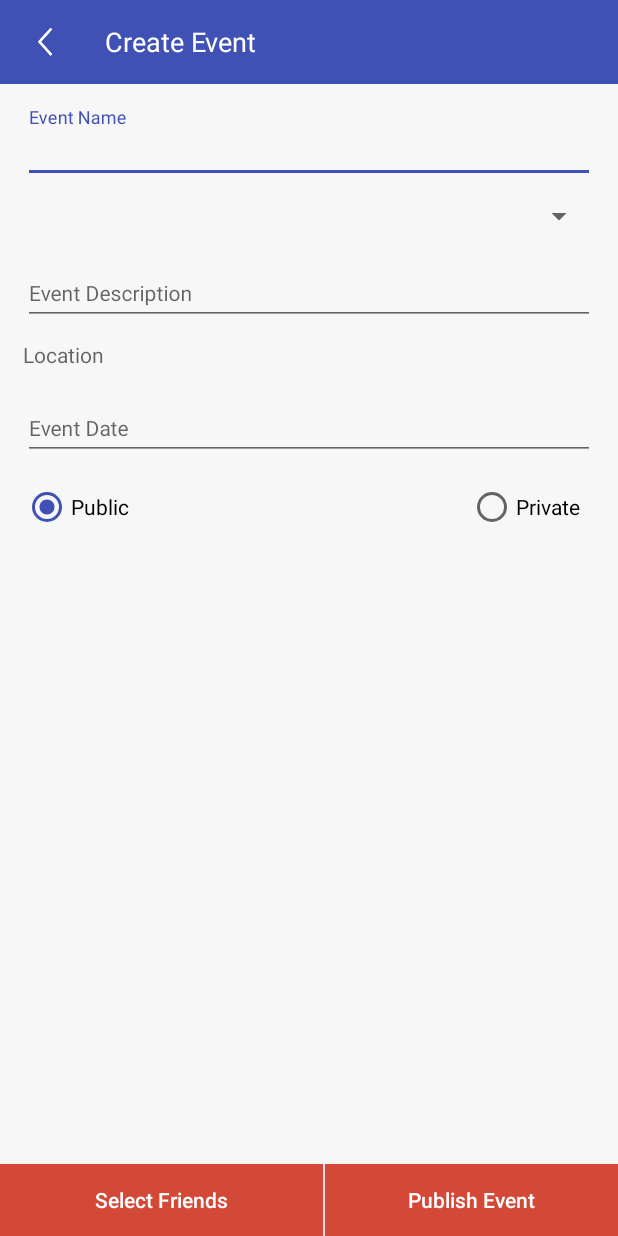
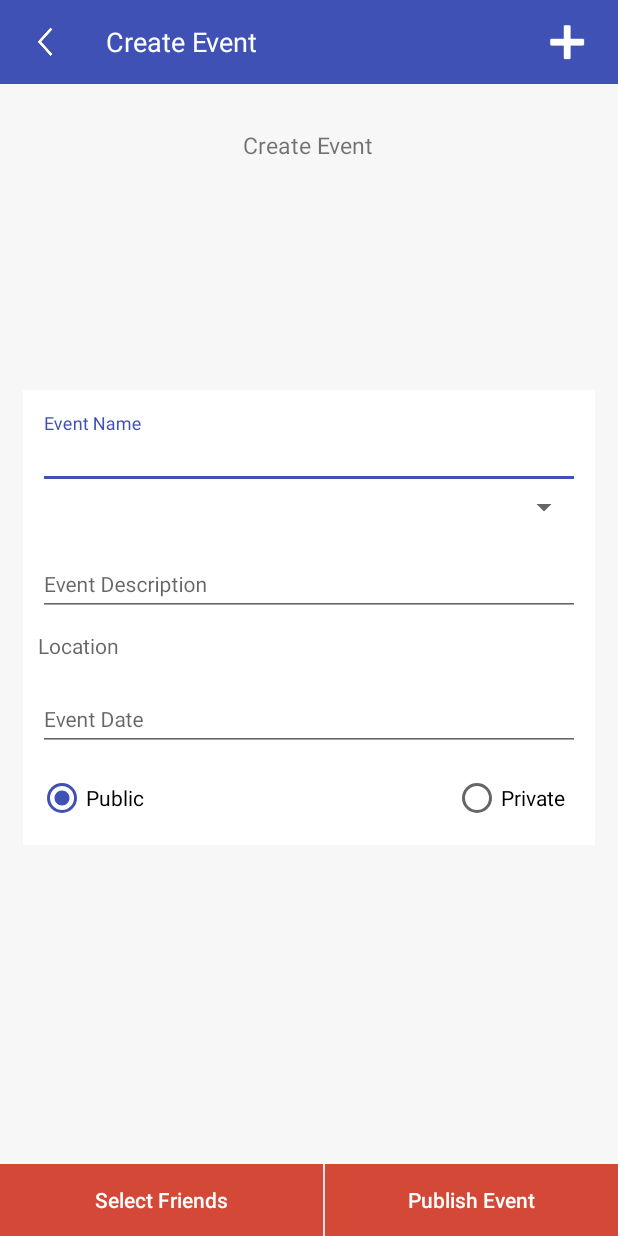
Before and after one commit to SnaphyClients/MapsTrack, an Android app: the layout fragment_create_event.xml on its own in the app's theme, with its tools: preview values and no code run, on a phone screen of 412 x 824 dp. Run offline under Robolectric (Android 15) with nearby library versions, the phone set to English and light mode, and no system bars; plain views replace MaterialSpinner, PlacesAutocompleteTextView.

Commit message:
"Create Event has been designed"

```diff
--- a/app/build.gradle
+++ b/app/build.gradle
@@ -52,4 +52,5 @@ dependencies {
     compile 'com.seatgeek:placesautocomplete:0.1-SNAPSHOT'
     compile 'com.google.code.gson:gson:2.3.1'
     compile 'com.google.android.gms:play-services:8.3.0'
+
 }
--- a/app/src/main/res/layout/fragment_create_event.xml
+++ b/app/src/main/res/layout/fragment_create_event.xml
@@ -1,12 +1,18 @@
-<RelativeLayout
+<ScrollView
     xmlns:android="http://schemas.android.com/apk/res/android"
     xmlns:tools="http://schemas.android.com/tools"
     xmlns:app="http://schemas.android.com/apk/res-auto"
+    tools:context="com.snaphy.mapstrack.Fragment.CreateEventFragment"
     android:layout_width="match_parent"
     android:layout_height="match_parent"
     android:background="@color/background"
-    tools:context="com.snaphy.mapstrack.Fragment.CreateEventFragment"
-    android:clickable="true">
+    android:clickable="true"
+    android:fillViewport="true">
+
+<RelativeLayout
+    android:layout_width="match_parent"
+    android:layout_height="match_parent"
+    android:id="@+id/container_recipe_page">
 
     <android.support.v7.widget.Toolbar
         xmlns:android="http://schemas.android.com/apk/res/android"
@@ -16,29 +22,61 @@
         android:layout_height="wrap_content"
         android:background="?attr/colorPrimary"
         android:elevation="0dp"
+        android:gravity="top"
         app:theme="@style/ThemeOverlay.AppCompat.Dark.ActionBar"
-        app:popupTheme="@style/ThemeOverlay.AppCompat.Light">
+        app:popupTheme="@style/ThemeOverlay.AppCompat.Light"
+        app:layout_behavior="@string/appbar_scrolling_view_behavior">
+
+        <RelativeLayout
+            android:layout_width="match_parent"
+            android:layout_height="wrap_content">
 
 
         <ImageButton
             android:paddingRight="4dp"
             android:id="@+id/fragment_create_event_imagebutton1"
             android:layout_width="wrap_content"
-            android:layout_height="match_parent"
+            android:layout_height="wrap_content"
             android:src="@mipmap/back_arrow"
-            android:background="@drawable/ripple_button" />
+            android:background="@drawable/ripple_button"
+            android:layout_centerVertical="true"/>
         <!-- </RelativeLayout>-->
 
         <TextView
             android:padding="2dp"
             android:layout_width="wrap_content"
-            android:layout_height="match_parent"
+            android:layout_height="wrap_content"
             android:id="@+id/fragment_create_event_textview0"
             android:textSize="18sp"
             android:textColor="@color/white"
-            android:text="@string/fragment_create_event_textview0" />
+            android:text="@string/fragment_create_event_textview0"
+            android:layout_toRightOf="@id/fragment_create_event_imagebutton1"
+            android:gravity="center"
+            android:layout_centerVertical="true"/>
+
+        <ImageButton
+            android:id="@+id/fragment_create_event_imagebutton2"
+            android:layout_width="wrap_content"
+            android:layout_height="wrap_content"
+            android:src="@mipmap/add"
+            android:background="@drawable/ripple_button"
+            android:layout_alignParentRight="true"
+            android:layout_marginRight="10dp"/>
+
+        </RelativeLayout>
 
     </android.support.v7.widget.Toolbar>
+
+    <TextView
+        android:layout_width="wrap_content"
+        android:layout_height="wrap_content"
+        android:text="@string/fragment_create_event_textview0"
+        android:layout_below="@id/toolbar"
+        android:layout_centerHorizontal="true"
+        android:layout_marginTop="30dp"
+        android:layout_marginBottom="10dp"
+        android:textSize="15sp"/>
+
 
             <RelativeLayout
                 android:layout_width="match_parent"
@@ -46,13 +84,17 @@
                 android:layout_marginLeft="15dp"
                 android:layout_marginRight="15dp"
                 android:layout_marginTop="15dp"
+                android:background="@color/white"
                 android:id="@+id/fragment_create_event_relative_layout1"
-        android:layout_below="@+id/toolbar">
+                android:layout_centerVertical="true">
 
                 <android.support.design.widget.TextInputLayout
                     android:layout_width="match_parent"
                     android:layout_height="wrap_content"
-            android:id="@+id/fragment_create_event_textInputLayout1">
+                    android:id="@+id/fragment_create_event_textInputLayout1"
+                    android:layout_marginRight="10dp"
+                    android:layout_marginLeft="10dp"
+                    android:paddingTop="15dp">
 
                     <EditText
                         android:id="@+id/fragment_create_event_edittext1"
@@ -69,20 +111,23 @@
                     android:layout_width="fill_parent"
                     android:layout_height="wrap_content"
                     android:layout_below="@+id/fragment_create_event_textInputLayout1"
-            android:layout_marginTop="10dp"
                     app:ms_arrowColor="@color/colorPrimary"
                     app:ms_arrowSize="13dp"
-            app:ms_floatingLabelColor="@color/colorPrimary"
+                    app:ms_floatingLabelColor="@color/lightTextColor"
                     app:ms_floatingLabelText="@string/fragment_create_event_placeHolder"
                     app:ms_hint="@string/fragment_create_event_hint"
-            app:ms_multiline="false"/>
+                    app:ms_multiline="false"
+                    android:layout_marginRight="10dp"
+                    android:layout_marginLeft="10dp"/>
 
                 <android.support.design.widget.TextInputLayout
                     android:layout_width="match_parent"
                     android:layout_height="wrap_content"
                     android:id="@+id/fragment_create_event_textInputLayout4"
                     android:layout_below="@+id/fragment_create_event_spinner1"
-            android:layout_marginTop="10dp">
+                    android:layout_marginTop="10dp"
+                    android:layout_marginRight="10dp"
+                    android:layout_marginLeft="10dp">
 
                     <EditText
                         android:id="@+id/fragment_create_event_edittext4"
@@ -100,7 +145,9 @@
                     android:orientation="horizontal"
                     android:id="@+id/fragment_create_event_linear_layout1"
                     android:layout_below="@+id/fragment_create_event_textInputLayout4"
-            android:layout_marginTop="10dp">
+                    android:layout_marginTop="10dp"
+                    android:layout_marginRight="10dp"
+                    android:layout_marginLeft="10dp">
 
                     <android.support.design.widget.TextInputLayout
                         android:layout_width="match_parent"
@@ -126,7 +173,9 @@
                     android:orientation="horizontal"
                     android:id="@+id/fragment_create_event_linear_layout2"
                     android:layout_below="@+id/fragment_create_event_linear_layout1"
-            android:layout_marginTop="10dp">
+                    android:layout_marginTop="10dp"
+                    android:layout_marginRight="10dp"
+                    android:layout_marginLeft="10dp">
 
 
                     <android.support.design.widget.TextInputLayout
@@ -154,7 +203,10 @@
                     android:orientation="horizontal"
                     android:layout_below="@+id/fragment_create_event_linear_layout2"
                     android:id="@+id/fragment_create_event_linear_layout3"
-            android:layout_marginTop="15dp">
+                    android:layout_marginTop="15dp"
+                    android:layout_marginRight="10dp"
+                    android:layout_marginLeft="10dp"
+                    android:paddingBottom="15dp">
 
                     <RadioGroup
                         android:id="@+id/fragment_create_event_radio_group"
@@ -181,23 +233,13 @@
                 </LinearLayout>
             </RelativeLayout>
 
-    <android.support.v7.widget.RecyclerView
-        android:id="@+id/fragment_create_event_recycler_view1"
-        android:layout_width="match_parent"
-        android:layout_height="wrap_content"
-        android:layout_marginTop="10dp"
-        android:scrollbars="vertical"
-        android:layout_below="@+id/fragment_create_event_relative_layout1"
-        android:layout_above="@+id/fragment_create_event_linear_layout4"/>
-
 
     <LinearLayout
         android:layout_width="match_parent"
         android:layout_height="wrap_content"
         android:orientation="horizontal"
-        android:layout_alignParentBottom="true"
         android:id="@+id/fragment_create_event_linear_layout4"
-        android:gravity="bottom">
+        android:layout_alignParentBottom="true">
 
         <Button
             android:layout_width="wrap_content"
@@ -225,4 +267,7 @@
             android:layout_weight="1" />
 
     </LinearLayout>
+
 </RelativeLayout>
+
+</ScrollView>
```
Also changed, not shown: app/src/main/java/com/snaphy/mapstrack/Adapter/DisplayContactAdapter.java (+39 -52 lines), app/src/main/java/com/snaphy/mapstrack/Fragment/CreateEventFragment.java (+56 -17 lines), app/src/main/java/com/snaphy/mapstrack/Fragment/CreateLocationFragment.java (+1 -8 lines). Lines whose indentation alone changed are shown as unchanged.
